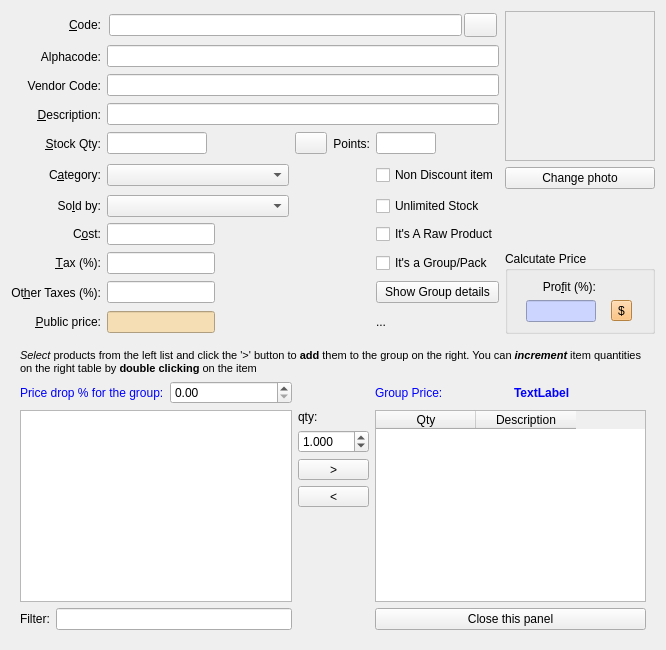
Before: the Qt Designer form squeeze/src/ui/producteditor.ui in miguelchavez/lemonpos, drawn with Qt 5.
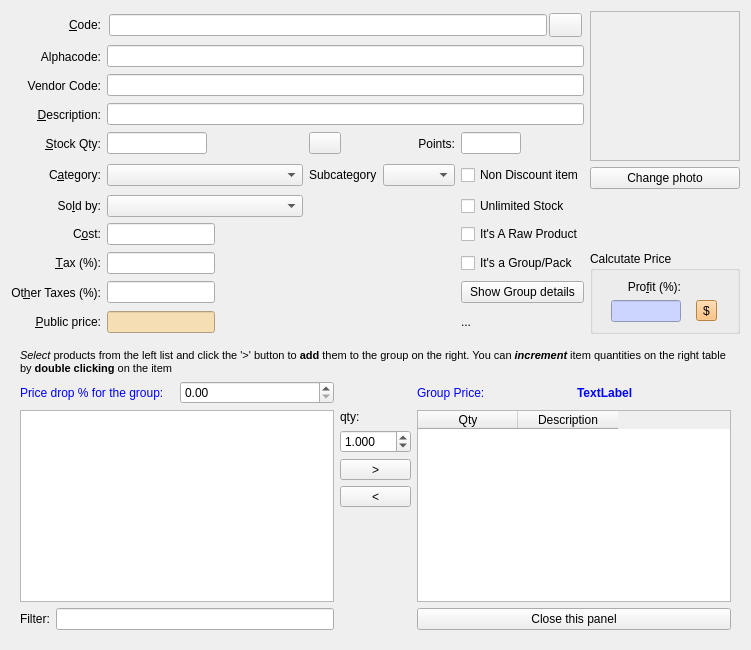
After: the same form once the commit is applied.

Commit message: Adding initial support for subcategories. Product Editor, database, azahar

Diff of the .ui file:
```diff
--- a/squeeze/src/ui/producteditor.ui
+++ b/squeeze/src/ui/producteditor.ui
@@ -6,7 +6,7 @@
    <rect>
     <x>0</x>
     <y>0</y>
-    <width>666</width>
+    <width>751</width>
     <height>650</height>
    </rect>
   </property>
@@ -1302,6 +1302,16 @@
      </layout>
     </widget>
    </item>
+   <item row="5" column="3">
+    <widget class="QComboBox" name="subcategoriesCombo"/>
+   </item>
+   <item row="5" column="2">
+    <widget class="QLabel" name="label_17">
+     <property name="text">
+      <string>Subcategory</string>
+     </property>
+    </widget>
+   </item>
   </layout>
  </widget>
  <tabstops>
```
The commit also changes 12 other files.
